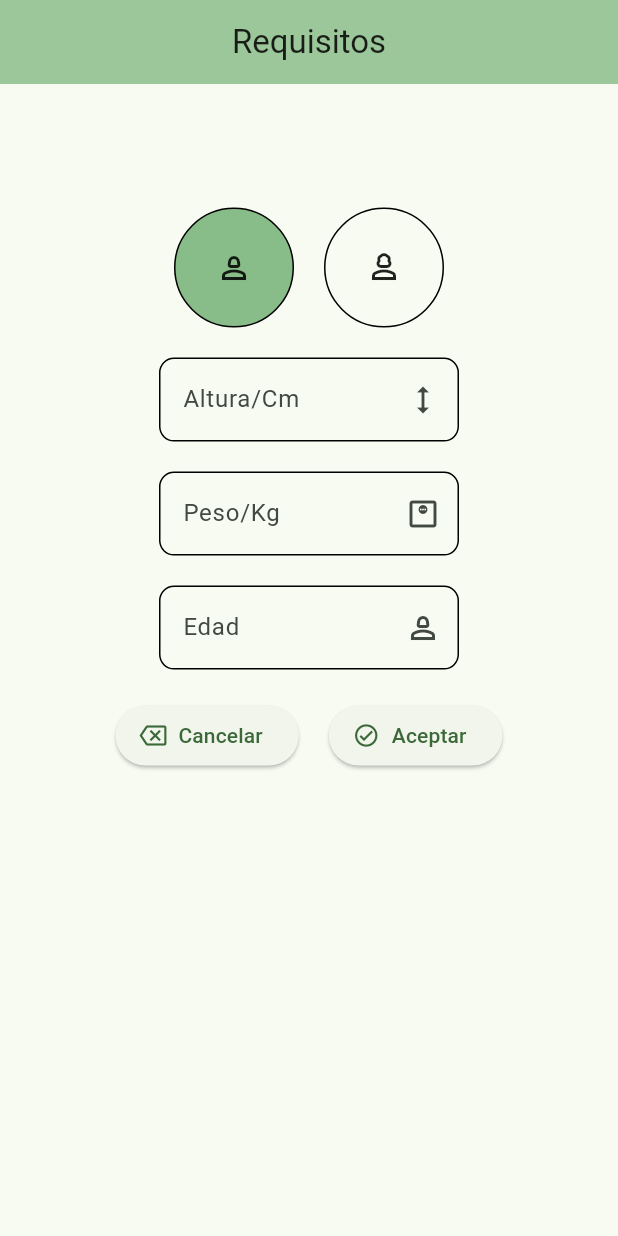
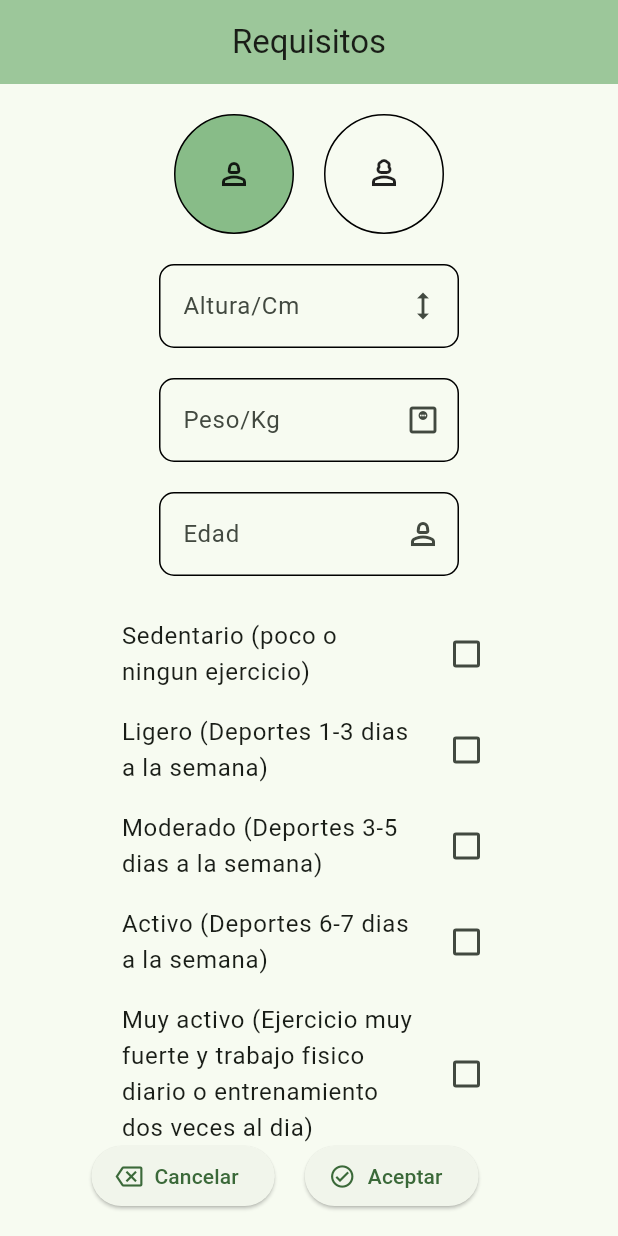
Before and after one commit to josejesus3/VitacoraCalorias, a Flutter app: the screen it shows after launch, on a phone screen of 412 x 824 dp. Run offline on Flutter 3.47's test engine with Material 3 defaults, Android fonts, the light colour scheme and no system bars; our stand-ins replace animate_do, percent_indicator, shared_preferences.

Commit message:
Gastos Energeticos

```diff
--- a/lib/presentation/widget/calculadora_calorias.dart
+++ b/lib/presentation/widget/calculadora_calorias.dart
@@ -1,3 +1,4 @@
+import 'package:flutter/cupertino.dart';
 import 'package:flutter/material.dart';
 
 class CalculadorCalorias extends StatelessWidget {
@@ -9,11 +10,33 @@ class CalculadorCalorias extends StatelessWidget {
 
     final sized = MediaQuery.of(context).size;
     return Scaffold(
-      appBar: AppBar(title: const Center(child: Text('Requisitos'),),),
+      floatingActionButton: Row(
+        children: [
+          const Spacer(),
+          ElevatedButton.icon(
+            onPressed: () {},
+            icon: const Icon(Icons.backspace_outlined),
+            label: const Text('Cancelar'),
+          ),
+          const SizedBox(
+            width: 20,
+          ),
+          ElevatedButton.icon(
+              onPressed: () {},
+              icon: const Icon(Icons.check_circle_outlined),
+              label: const Text('Aceptar')),
+          const Spacer(),
+        ],
+      ),
+      appBar: AppBar(
+        title: const Center(
+          child: Text('Requisitos'),
+        ),
+      ),
       body: Column(
         children: [
-          SizedBox(
-            height: sized.height * 0.1,
+          const SizedBox(
+            height: 20,
           ),
           Row(
             children: [
@@ -64,26 +87,57 @@ class CalculadorCalorias extends StatelessWidget {
             textContrller: altura,
             icon: Icons.person_2_outlined,
           ),
-          const SizedBox(height: 20,),
-          Row(
-            children: [
-              const Spacer(),
-              ElevatedButton.icon(
-                onPressed: () {},
-                icon: const Icon(Icons.backspace_outlined),
-                label: const Text('Cancelar'),
-              ),
-              const SizedBox(
-                width: 20,
-              ),
-              ElevatedButton.icon(
-                  onPressed: () {},
-                  icon: const Icon(Icons.check_circle_outlined),
-                  label: const Text('Aceptar')),
-              const Spacer(),
-            ],
-          )
+          const SizedBox(
+            height: 20,
+          ),
+          const _CheckBoxGet(
+            title: 'Sedentario (poco o ningun ejercicio)',
+            value: false,
+          ),
+          const _CheckBoxGet(
+            title: 'Ligero (Deportes 1-3 dias a la semana)',
+            value: false,
+          ),
+          const _CheckBoxGet(
+            title: 'Moderado (Deportes 3-5 dias a la semana)',
+            value: false,
+          ),
+          const _CheckBoxGet(
+            title: 'Activo (Deportes 6-7 dias a la semana)',
+            value: false,
+          ),
+          const _CheckBoxGet(
+            title:
+                'Muy activo (Ejercicio muy fuerte y trabajo fisico diario o entrenamiento dos veces al dia)',
+            value: false,
+          ),
+          const SizedBox(
+            height: 20,
+          ),
         ],
+      ),
+    );
+  }
+}
+
+class _CheckBoxGet extends StatelessWidget {
+  final bool value;
+  final String title;
+  const _CheckBoxGet({
+    super.key,
+    required this.value,
+    required this.title,
+  });
+
+  @override
+  Widget build(BuildContext context) {
+    return SizedBox(
+      width: 280,
+      child: CheckboxListTile(
+        contentPadding: const EdgeInsets.symmetric(horizontal: 15),
+        value: false,
+        onChanged: (value) {},
+        title: Text(title),
       ),
     );
   }
--- a/lib/presentation/widget/container_vitacora.dart
+++ b/lib/presentation/widget/container_vitacora.dart
@@ -36,7 +36,6 @@ class _ContainerVitacoraState extends State<ContainerVitacora> {
       // ignore: use_build_context_synchronously
       showDialog(
           context: context, builder: (context) => const AlertDialogCustom());
-      print('Alert: $alert');
       await Future.delayed(const Duration(milliseconds: 100));
 
       prefs.setBool('alertDialog', true);
@@ -69,7 +68,6 @@ class _ContainerVitacoraState extends State<ContainerVitacora> {
             Colors.white,
           ],
           begin: Alignment.bottomLeft,
-
           end: Alignment.bottomRight,
         ),
       ),
```
